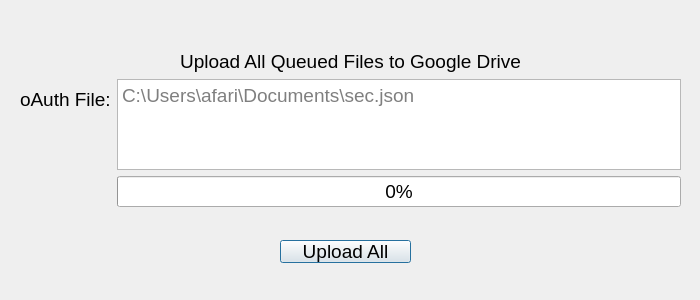
First picture: the form in MainWindow/UploadQueuedFiles/upload_drive_files.ui, repository Georgia-Tech-Off-Road/GTORDaata, before the edit.
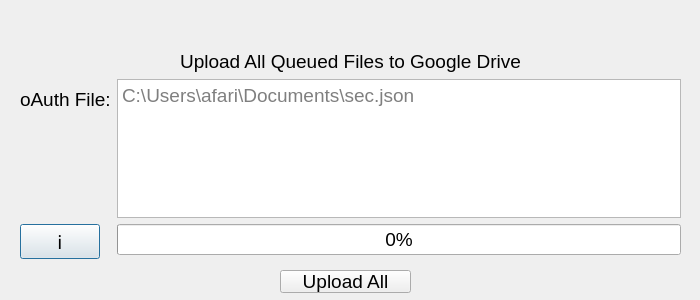
Second picture: the form after the edit.

Commit message: Implemented Upload all to GD button

Diff of the .ui file:
```diff
--- a/MainWindow/UploadQueuedFiles/upload_drive_files.ui
+++ b/MainWindow/UploadQueuedFiles/upload_drive_files.ui
@@ -24,7 +24,7 @@
      <x>20</x>
      <y>50</y>
      <width>661</width>
-     <height>157</height>
+     <height>209</height>
     </rect>
    </property>
    <layout class="QVBoxLayout" name="verticalLayout">
@@ -67,6 +67,13 @@
         </property>
        </widget>
       </item>
+      <item row="1" column="0">
+       <widget class="QPushButton" name="oAuth_info">
+        <property name="text">
+         <string>ℹ</string>
+        </property>
+       </widget>
+      </item>
       <item row="1" column="1">
        <widget class="QProgressBar" name="progressBar">
         <property name="value">
@@ -82,7 +89,7 @@
    <property name="geometry">
     <rect>
      <x>280</x>
-     <y>240</y>
+     <y>270</y>
      <width>131</width>
      <height>23</height>
     </rect>
```
The commit also changes 7 other files.
